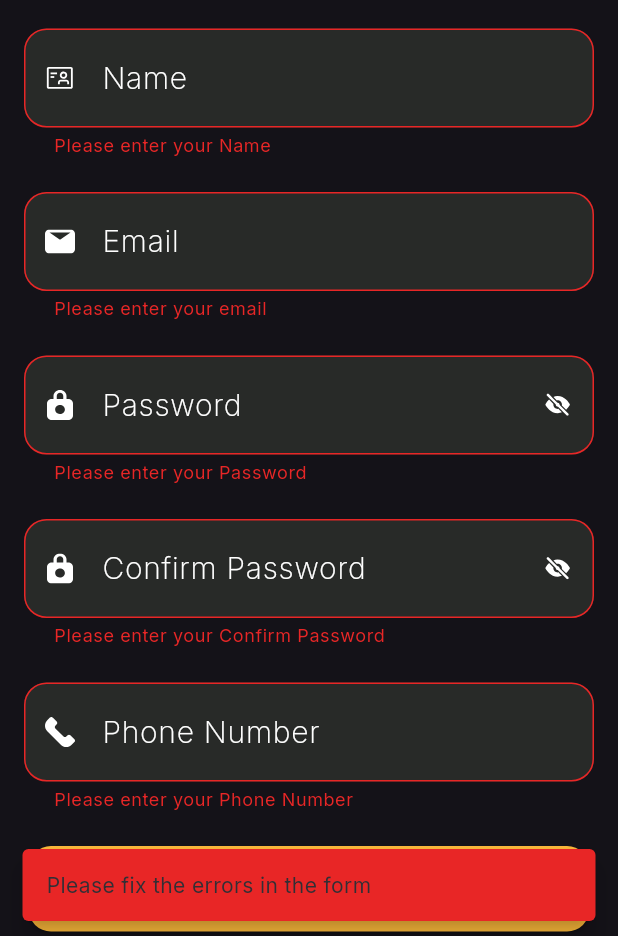
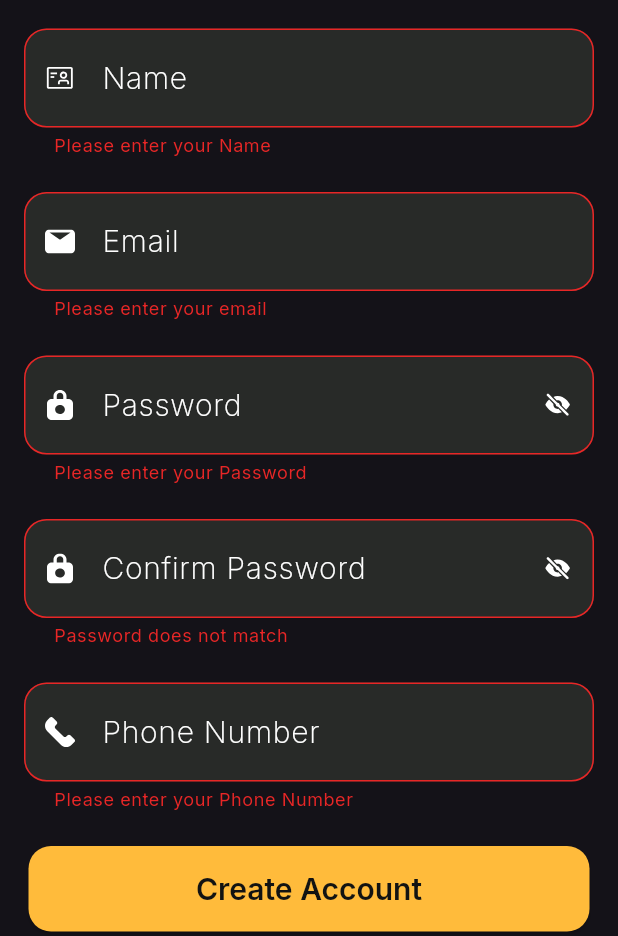
Before and after one commit to youssef-1999/movies-apk, a Flutter app: the RegisterScreen screen opened by its route, after a tap on "Create Account", on a phone screen of 412 x 824 dp, the part 300-1236 px from its top. Run offline on Flutter 3.47's test engine with Material 3 defaults, Android fonts, the phone set to English and light mode, and no system bars; our stand-ins replace firebase_auth, firebase_core, flutter_svg, google_fonts; accounts and stored records are empty.

Commit message:
login-register-forget_password-login-is-done

```diff
--- /dev/null
+++ b/movies/lib/common/app_routes.dart
@@ -0,0 +1,18 @@
+import 'package:flutter/material.dart';
+import 'package:movies/screens/auth/forget_password.dart';
+import 'package:movies/screens/auth/login_screen.dart';
+import 'package:movies/screens/auth/register_screen.dart';
+import 'package:movies/screens/home_screen.dart';
+import 'package:movies/screens/onboarding_screens.dart';
+
+abstract class AppRoutes {
+  static const String initialRoute = OnboardingScreens.routeName;
+
+  static Map<String, WidgetBuilder> routes = {
+    OnboardingScreens.routeName: (context) => const OnboardingScreens(),
+    LoginScreen.routeName: (context) => const LoginScreen(),
+    RegisterScreen.routeName: (context) => const RegisterScreen(),
+    ForgetPassword.routeName: (context) => const ForgetPassword(),
+    HomeScreen.routeName: (context) => const HomeScreen(),
+  };
+}
--- a/movies/lib/screens/auth/register_screen.dart
+++ b/movies/lib/screens/auth/register_screen.dart
@@ -1,8 +1,11 @@
+import 'package:firebase_auth/firebase_auth.dart';
 import 'package:flutter/gestures.dart';
 import 'package:flutter/material.dart';
 import 'package:movies/common/app_colors.dart';
 import 'package:movies/extensions/padding_extension.dart';
 import 'package:movies/gen/assets.gen.dart';
+import 'package:movies/screens/auth/login_screen.dart';
+import 'package:movies/services/auth_service.dart';
 import 'package:movies/widgets/custom_elevated_button.dart';
 import 'package:movies/widgets/custom_text_field.dart';
 import 'package:movies/widgets/language_switch.dart';
@@ -18,47 +21,65 @@ class RegisterScreen extends StatefulWidget {
 
 class _RegisterScreenState extends State<RegisterScreen> {
   final _formKey = GlobalKey<FormState>();
-  TextEditingController _emailController = TextEditingController();
-  TextEditingController _passwordController = TextEditingController();
-  TextEditingController _nameController = TextEditingController();
-  TextEditingController _confirmpasswordController = TextEditingController();
-  TextEditingController _phoneController = TextEditingController();
+  final TextEditingController _emailController = TextEditingController();
+  final TextEditingController _passwordController = TextEditingController();
+  final TextEditingController _nameController = TextEditingController();
+  final TextEditingController _confirmpasswordController = TextEditingController();
+  final TextEditingController _phoneController = TextEditingController();
   String _languageCode = 'en';
 
-  void _register() {
-    if (_formKey.currentState?.validate() ?? false) {
-      // Perform registration logic here
-      String email = _emailController.text;
-      String password = _passwordController.text;
-      String name = _nameController.text;
-      String phone = _phoneController.text;
-      print('Email: $email');
-      print('Password: $password');
-      print('Name: $name');
-      print('Phone: $phone');
+final _authService = AuthService();   // add as a field, import auth_service.dart
+bool _isLoading = false;
+
+Future<void> _register() async {
+  if (!(_formKey.currentState?.validate() ?? false)) {
+    // keep your existing "Please fix the errors" SnackBar here
+    return;
+  }
+  setState(() => _isLoading = true);
+  try {
+    await _authService.register(
+      _emailController.text.trim(),
+      _passwordController.text,
+    );
+  await   FirebaseAuth.instance.currentUser?.updateDisplayName(_nameController.text.trim());
+    if (!mounted) return;
+    // show your green success SnackBar, then navigate to home/login
+    // Firebase signs the new user in automatically; sign out so they log in manually.
+    await _authService.logout();
+    if (!mounted) return;
+    ScaffoldMessenger.of(context).showSnackBar(
+      const SnackBar(
+        content: Text('Registered successfully! Please login.'),
+        backgroundColor: AppColors.green,
+      ),
+    );
+    Navigator.pushNamedAndRemoveUntil(
+      context,
+      LoginScreen.routeName,
+      (route) => false,
+    );
+  } on FirebaseAuthException catch (e) {
+    if (!mounted) return;
     ScaffoldMessenger.of(context).showSnackBar(
       SnackBar(
-    content: const Text('Account created successfully'),
-    backgroundColor: AppColors.green, // use Colors.red for errors
-    behavior: SnackBarBehavior.floating,
-    duration: const Duration(seconds: 3),
+        content: Text(e.message ?? 'Registration failed!'),
+        backgroundColor: AppColors.red,
       ),
     );
-
-
-    }
-    else {
+  } catch (e) {
+    if (!mounted) return;
     ScaffoldMessenger.of(context).showSnackBar(
       SnackBar(
-    content: const Text('Please fix the errors in the form'),
-    backgroundColor: AppColors.red, // use Colors.red for errors
-    behavior: SnackBarBehavior.floating,
-    duration: const Duration(seconds: 3),
+        content: Text(e.toString()),
+        backgroundColor: AppColors.red,
       ),
     );
-
+  } finally {
+    if (mounted) setState(() => _isLoading = false);
   }
 }
+
 
   @override
   void dispose() {
@@ -153,8 +174,8 @@ class _RegisterScreenState extends State<RegisterScreen> {
                   isPassword: true,
                   textInputAction: TextInputAction.next,
                   validator: (value) {
-                    if (value == null || value.isEmpty) {
-                      return 'Please enter your Confirm Password';
+                    if (value == null || value.isEmpty || value != _passwordController.text) {
+                      return 'Password does not match';
                     }
                     return null;
                   },
@@ -165,7 +186,7 @@ class _RegisterScreenState extends State<RegisterScreen> {
                   controller: _phoneController,
                   prefixIcon: Assets.icons.phone,
                   keyboardType: TextInputType.phone,
-                  textInputAction: TextInputAction.next,
+                  textInputAction: TextInputAction.done,
                   validator: (value) {
                     if (value == null || value.isEmpty) {
                       return 'Please enter your Phone Number';
@@ -180,11 +201,9 @@ class _RegisterScreenState extends State<RegisterScreen> {
                 SizedBox(height: 23),
 
                 CustomElevatedButton(
-                  text: "Create Account",
-                  onPressed: () {
-                    // Handle registration logic
-                    _register();
-                  },
+                  text:_isLoading ? 'Loading...' : "Create Account",
+                  onPressed: _isLoading ? null : _register,
+
                 ).paddingOnly(left: 19, right: 19),
                 RichText(
                   text: TextSpan(
--- a/movies/pubspec.yaml
+++ b/movies/pubspec.yaml
@@ -9,6 +9,9 @@ environment:
 
 
 dependencies:
+  cloud_firestore: ^7.1.0
+  firebase_auth: ^7.0.1
+  firebase_core: ^5.1.0
   flutter:
     sdk: flutter
   flutter_native_splash: ^2.4.8
```
Also changed, not shown: movies/lib/main.dart (+11 -15 lines), movies/lib/screens/auth/forget_password.dart (+55 -16 lines), movies/lib/screens/auth/login_screen.dart (+43 -8 lines), movies/lib/screens/home_screen.dart (added, +12 -0 lines), movies/lib/services/auth_service.dart (added, +19 -0 lines), movies/firebase.json (added), movies/lib/services/firebase_options.dart (added), movies/pubspec.lock, 4 other files. Lines whose indentation alone changed are shown as unchanged.
